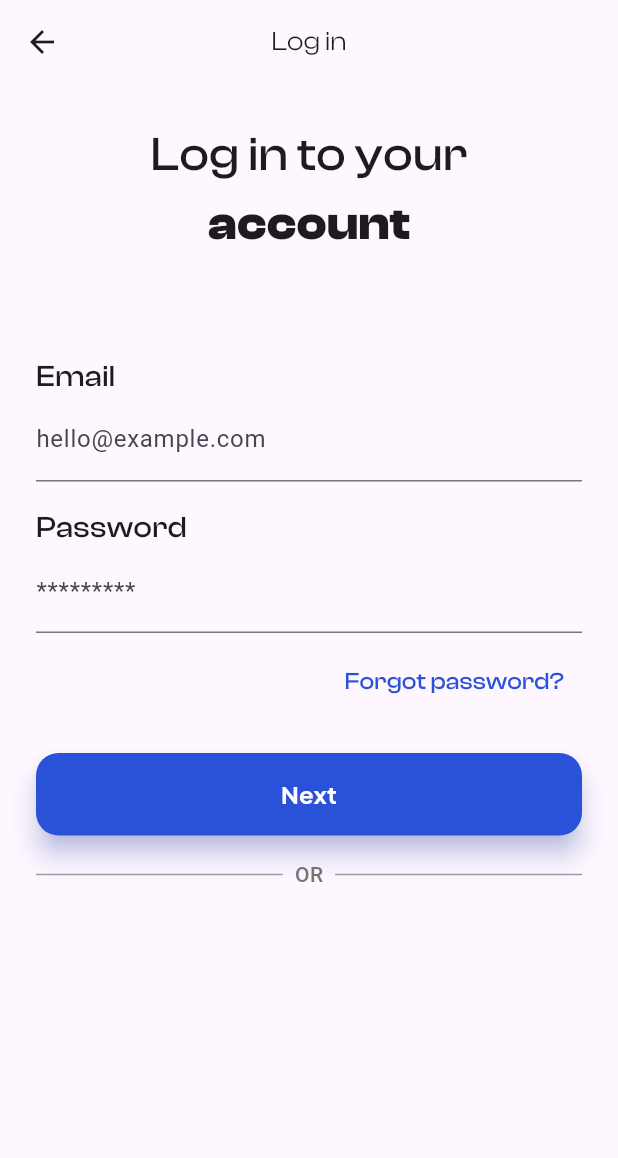
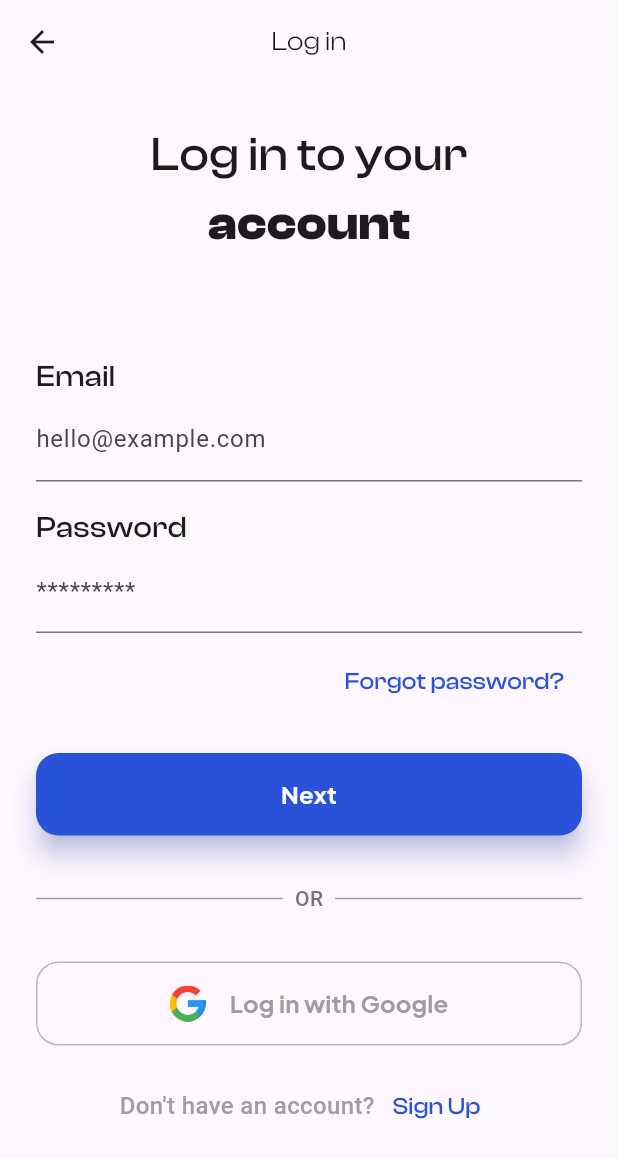
Before and after one commit to ravennmark/flutter-HMEAS, a Flutter app: the screen it shows after launch, on a phone screen of 412 x 824 dp. Shown: the top 1158 px of the screen. Run offline on Flutter 3.47's test engine with Material 3 defaults, Android fonts, the phone set to English and light mode, and no system bars; Roboto replaces fonts that are missing (OpenJakartaSans).

Commit message:
complete login page

```diff
--- a/hmeas/lib/main.dart
+++ b/hmeas/lib/main.dart
@@ -12,7 +12,7 @@ class MyApp extends StatelessWidget {
   @override
   Widget build(BuildContext context) {
     return MaterialApp(
-      title: 'HMEAS',
+      title: 'VitaWatch',
       theme: ThemeData(primarySwatch: Colors.blue),
       home: const SplashScreen(),
     );
--- a/hmeas/lib/ui/auth/login.dart
+++ b/hmeas/lib/ui/auth/login.dart
@@ -148,7 +148,7 @@ class _LoginState extends State<Login> {
               ),
             ),
 
-            const SizedBox(height: 16),
+            const SizedBox(height: 32),
 
             //OR divider
             Row(
@@ -172,6 +172,80 @@ class _LoginState extends State<Login> {
                 ),
               ],
             ),
+
+            const SizedBox(height: 32),
+
+            //Google Log In Button
+            SizedBox(
+              width: double.infinity,
+              child: OutlinedButton(
+                onPressed: () {
+                  // Handle login
+                },
+                style: OutlinedButton.styleFrom(
+                  side: BorderSide(
+                    color: Colors.blueGrey.withValues(alpha: 0.5),
+                    width: 1,
+                  ),
+                  padding: const EdgeInsets.symmetric(vertical: 16),
+                  shape: RoundedRectangleBorder(
+                    borderRadius: BorderRadius.circular(15),
+                  ),
+                ),
+                child: Row(
+                  mainAxisAlignment: MainAxisAlignment.center,
+                  children: [
+                    Image.asset(
+                      'assets/images/google_logo.png',
+                      height: 24,
+                      width: 24,
+                    ),
+                    const SizedBox(width: 16),
+                    const Text(
+                      'Log in with Google',
+                      style: TextStyle(
+                        fontSize: 16,
+                        fontWeight: FontWeight.bold,
+                        fontFamily: 'PlusJakartaSans',
+                        color: Colors.grey,
+                      ),
+                    ),
+                  ],
+                ),
+              ),
+            ),
+
+            SizedBox(height: 16),
+
+            //Sign Up Button
+            Row(
+              mainAxisAlignment: MainAxisAlignment.center,
+              children: [
+                const Text(
+                  'Don\'t have an account?',
+                  style: TextStyle(
+                    fontSize: 16,
+                    fontWeight: FontWeight.w500,
+                    color: Colors.grey,
+                    fontFamily: 'OpenJakartaSans',
+                  ),
+                ),
+                TextButton(
+                  onPressed: () {
+                    // Handle sign up
+                  },
+                  child: const Text(
+                    'Sign Up',
+                    style: TextStyle(
+                      fontSize: 16,
+                      fontWeight: FontWeight.w500,
+                      color: Color(0xFF2952D9),
+                      fontFamily: 'ClashDisplay',
+                    ),
+                  ),
+                ),
+              ],
+            ),
           ],
         ),
       ),
```
